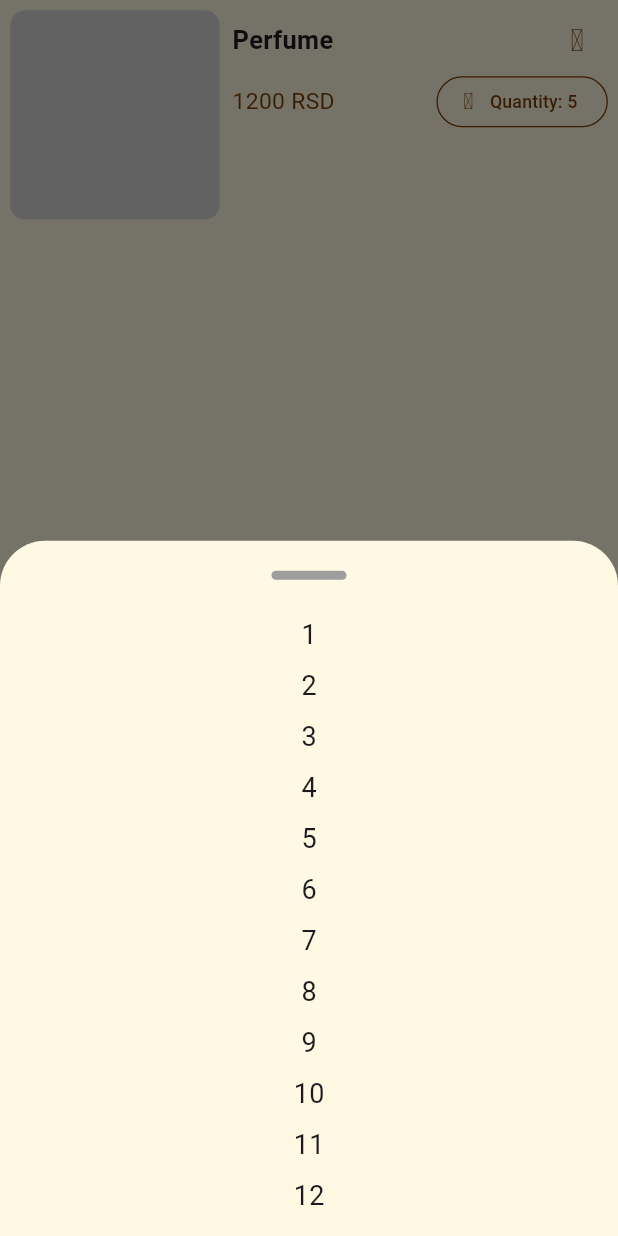
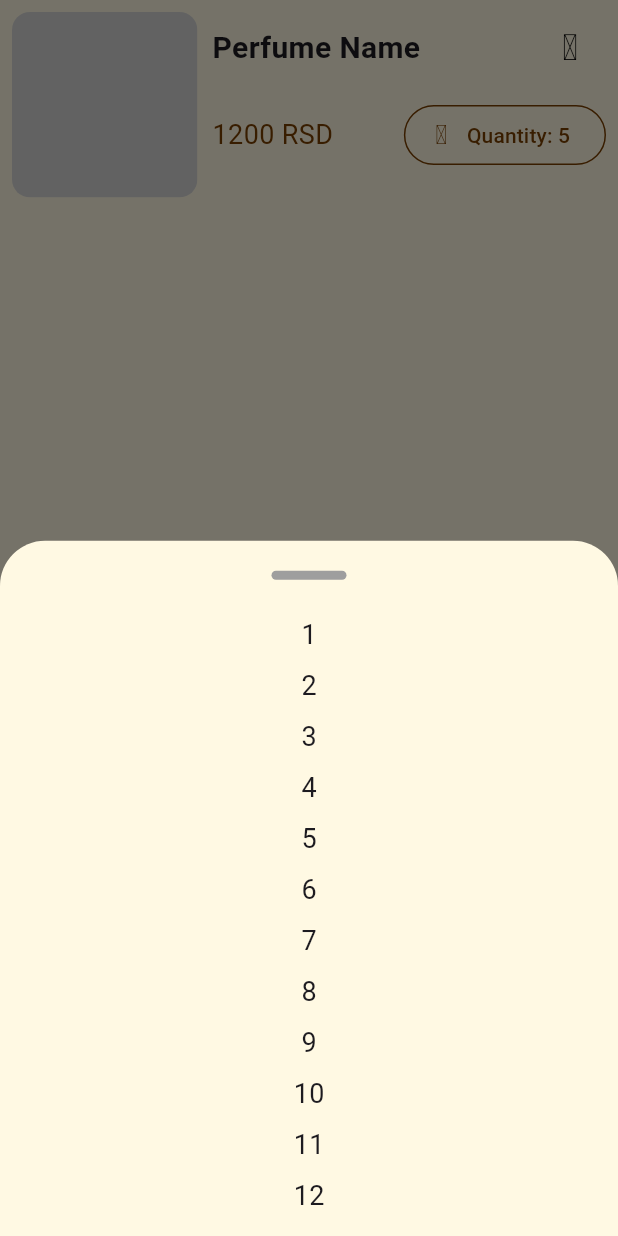
Before and after one commit to TeodoraKondic/Parfimerija, a Flutter app: the CardWidget widget shown alone on an empty page, opened directly, after a tap on "Quantity: 5", on a phone screen of 412 x 824 dp. Run offline on Flutter 3.47's test engine with Material 3 defaults, Android fonts, the phone set to English and light mode, and no system bars; drawn by our look-alikes of fancy_shimmer_image; our stand-ins replace flutter_iconly, google_maps_flutter, shared_preferences; missing offline and left inert: dynamic_height_grid_view; accounts and stored records are empty.

Commit message:
Uredjena card widget

```diff
--- a/lib/screens/cart/card_widget.dart
+++ b/lib/screens/cart/card_widget.dart
@@ -24,9 +24,7 @@ class _CardWidgetState extends State<CardWidget> {
     Size size = MediaQuery.of(context).size;
     final isDark = Provider.of<ThemeProvider>(context).getIsDarkTheme;
 
-    return FittedBox(
-      child: IntrinsicWidth(
-        child: Padding(
+    return Padding(
       padding: const EdgeInsets.all(8.0),
       child: Row(
         crossAxisAlignment: CrossAxisAlignment.start,
@@ -35,49 +33,43 @@ class _CardWidgetState extends State<CardWidget> {
             borderRadius: BorderRadius.circular(12.0),
             child: FancyShimmerImage(
               imageUrl: AppConstants.imageUrl,
-                  height: size.height * 0.2,
-                  width: size.height * 0.2,
+              height: size.height * 0.15,
+              width: size.height * 0.15,
               boxFit: BoxFit.contain,
             ),
           ),
           const SizedBox(width: 10),
-              IntrinsicWidth(
+
+          Expanded(
             child: Column(
+              crossAxisAlignment: CrossAxisAlignment.start,
               children: [
                 Row(
+                  mainAxisAlignment: MainAxisAlignment.spaceBetween,
                   children: [
-                        SizedBox(
-                          width: size.width * 0.6,
+                    Expanded(
                       child: TitelesTextWidget(
-                            label: "Perfume",
+                        label: "Perfume Name",
                         maxLines: 2,
                       ),
                     ),
-                        Column(
-                          children: [
                     IconButton(
-                              style: IconButton.styleFrom(elevation: 10),
                       onPressed: () {
                         setState(() {
                           isLiked = !isLiked;
                         });
                       },
                       icon: Icon(
-                                isLiked
-                                    ? IconlyBold.heart
-                                    : IconlyLight
-                                          .heart, // Puno srce kad je lajkovano
+                        isLiked ? IconlyBold.heart : IconlyLight.heart,
                         color: isLiked
                             ? Colors.red
-                                    : (isDark
-                                          ? AppColors.lightVanilla
-                                          : AppColors.chocolateDark),
+                            : (isDark ? Colors.white : Colors.black),
                       ),
                     ),
                   ],
                 ),
-                      ],
-                    ),
+                const SizedBox(height: 10),
+
                 Row(
                   children: [
                     SubtitleTextWidget(
@@ -138,8 +130,6 @@ class _CardWidgetState extends State<CardWidget> {
           ),
         ],
       ),
-        ),
-      ),
     );
   }
 }
```
Also changed, not shown: lib/screens/cart/cart_screen.dart (+37 -13 lines). Lines whose indentation alone changed are shown as unchanged.
